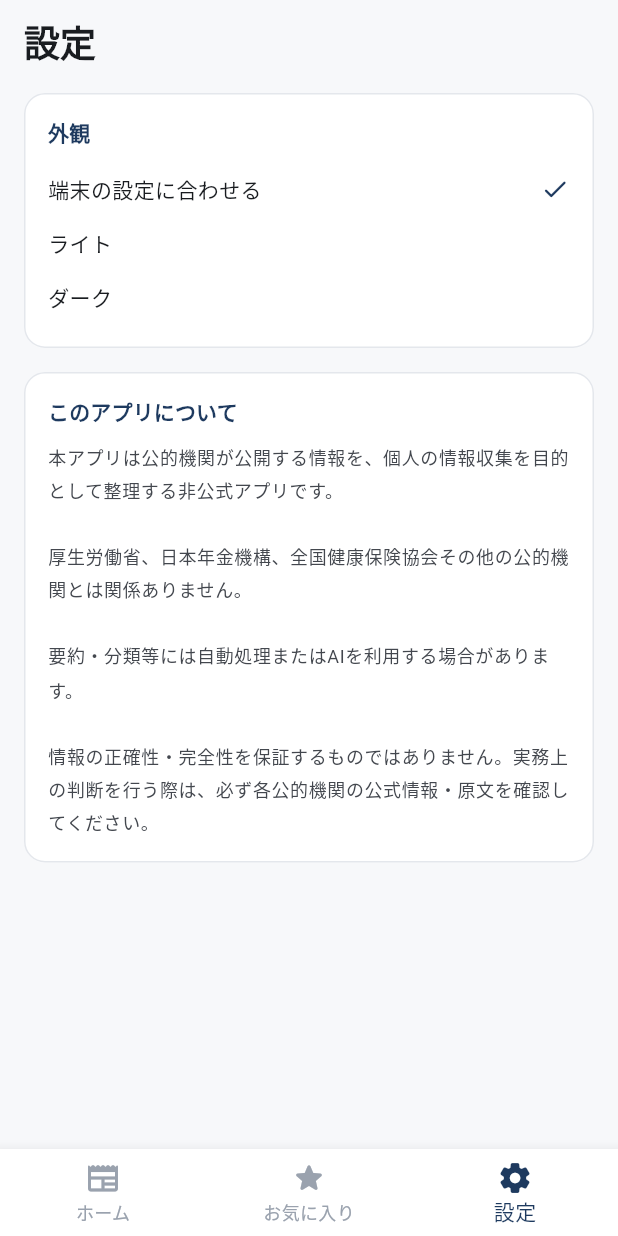
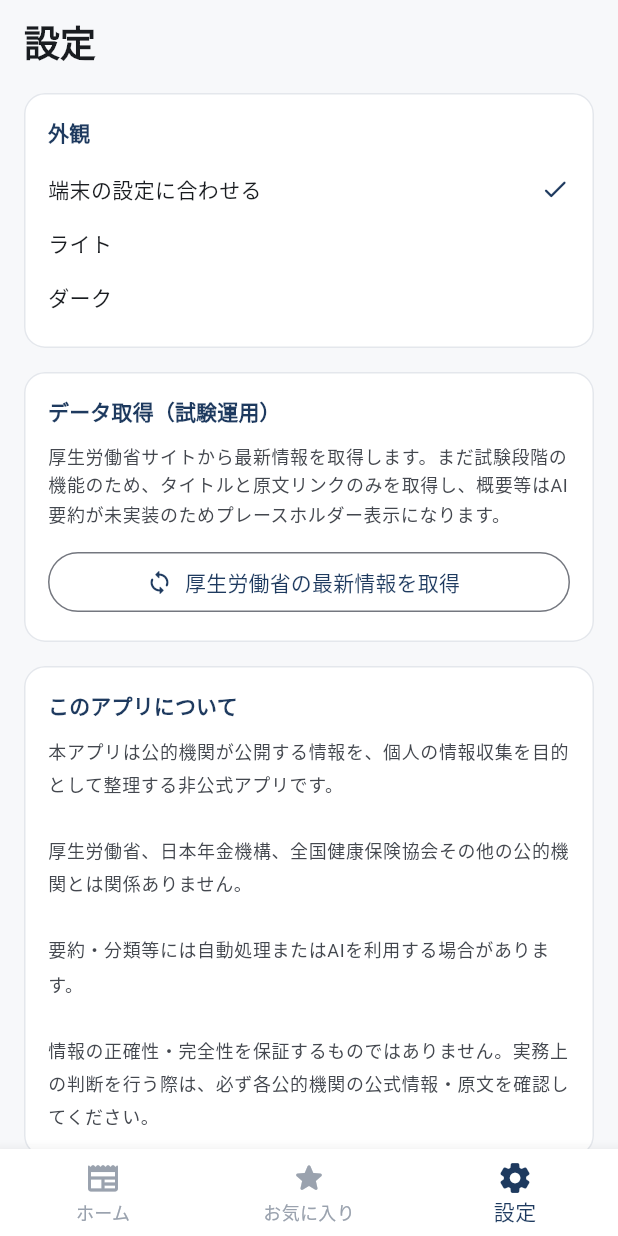
Before and after one commit to GiuocoPiano206905508310/claude.code.book.template, a Flutter app: the screen it shows after launch, item 3 of the bottom bar chosen, on a phone screen of 412 x 824 dp. Run offline on Flutter 3.47's test engine with Material 3 defaults, Android fonts, the phone set to English and light mode, and no system bars; our stand-ins replace sqflite; accounts and stored records are empty.

Commit message:
sharoushi_news: Phase 4 (first draft) — real MHLW fetch, no RSS
Adds a real (non-RSS) fetch pipeline for the MHLW site, matching the
Source -> Fetcher -> Parser -> ArticleCandidate layering from the spec:

- SourceConfig/ListingTarget for the 8 MHLW listing pages the user
  confirmed are reachable (new-info, shingi, and 6 topic pages), each
  tagged with a default category.
- NewsFetcher: plain HTTP GET with a descriptive User-Agent, no RSS/RDF
  anywhere in the request path.
- MhlwParser: extracts article links matching the real URL patterns the
  user shared (/stf/newpage_NNNNN.html, /stf/kaiken/daijin/xxx_xx.html,
  etc.), with a document-order walk that attaches the nearest preceding
  date heading to each link. Covered by a unit test against a synthetic
  HTML fixture modeled on the user's screenshot/links.
- NewsSyncService: fetches each listing page with a 2s delay between
  requests (low-frequency, manual-only for now), then upserts into
  LocalArticleRepository while preserving existing favorite/read state.
- Wired to a manual "厚生労働省の最新情報を取得" button in Settings
  (mobile/desktop only, hidden on web). Fetched articles get real
  canonicalUrl values (fixes the 404 issue) but no AI summary yet, so
  isAiGenerated is false and summary/practicalImpact/target are honest
  placeholders pointing at the source page.

IMPORTANT CAVEAT: this sandbox cannot reach mhlw.go.jp (network egress
blocked), so MhlwParser has not been run against the real live HTML —
only against a hand-built fixture. This needs to be validated on a real
device with real network access before relying on it.

Co-Authored-By: Claude Sonnet 5 <noreply@anthropic.com>
Claude-Session: https://claude.ai/code/session_01QCCp5pRVnR8Ry5H4j5sWvq

```diff
--- /dev/null
+++ b/sharoushi_news/lib/core/constants/source_config.dart
@@ -0,0 +1,73 @@
+import '../../models/article.dart';
+
+/// 取得元サイト1件分の設定（仕様: SourceConfig(id, name, baseUrl)）。
+class SourceConfig {
+  const SourceConfig({required this.id, required this.name, required this.baseUrl});
+
+  final String id;
+  final String name;
+  final String baseUrl;
+}
+
+/// 一覧ページ1件分の取得対象。同じサイトでも分野別に複数のURLを持つ場合、
+/// URLごとに対応するカテゴリーを固定しておくことで、AI要約（Phase 9〜）が
+/// 実装されるまでの間も、ある程度意味のあるカテゴリー分類ができるようにする。
+class ListingTarget {
+  const ListingTarget({required this.source, required this.url, required this.defaultCategory});
+
+  final SourceConfig source;
+  final String url;
+  final NewsCategory defaultCategory;
+}
+
+const mhlwSource = SourceConfig(
+  id: 'mhlw',
+  name: '厚生労働省',
+  baseUrl: 'https://www.mhlw.go.jp',
+);
+
+/// ユーザーから提供された、実際にアクセス可能な一覧ページ。
+/// 「新着情報」はジャンル横断のため、暫定的に法改正カテゴリーへ寄せている
+/// （個別記事のカテゴリー分類はPhase 9のAI要約実装時に精緻化する想定）。
+final List<ListingTarget> mhlwListingTargets = [
+  const ListingTarget(
+    source: mhlwSource,
+    url: 'https://www.mhlw.go.jp/stf/new-info/',
+    defaultCategory: NewsCategory.lawChange,
+  ),
+  const ListingTarget(
+    source: mhlwSource,
+    url: 'https://www.mhlw.go.jp/stf/new-info/shingi.html',
+    defaultCategory: NewsCategory.lawChange,
+  ),
+  const ListingTarget(
+    source: mhlwSource,
+    url: 'https://www.mhlw.go.jp/stf/seisakunitsuite/bunya/topics_150876_156.html',
+    defaultCategory: NewsCategory.employmentInsurance,
+  ),
+  const ListingTarget(
+    source: mhlwSource,
+    url: 'https://www.mhlw.go.jp/stf/seisakunitsuite/bunya/topics_150858_161_162.html',
+    defaultCategory: NewsCategory.labor,
+  ),
+  const ListingTarget(
+    source: mhlwSource,
+    url: 'https://www.mhlw.go.jp/stf/seisakunitsuite/bunya/topics_150860_166.html',
+    defaultCategory: NewsCategory.labor,
+  ),
+  const ListingTarget(
+    source: mhlwSource,
+    url: 'https://www.mhlw.go.jp/stf/seisakunitsuite/bunya/topics_150863_168_169.html',
+    defaultCategory: NewsCategory.labor,
+  ),
+  const ListingTarget(
+    source: mhlwSource,
+    url: 'https://www.mhlw.go.jp/stf/seisakunitsuite/bunya/topics_150865_1153_169.html',
+    defaultCategory: NewsCategory.labor,
+  ),
+  const ListingTarget(
+    source: mhlwSource,
+    url: 'https://www.mhlw.go.jp/stf/seisakunitsuite/bunya/topics_150867_1154_170.html',
+    defaultCategory: NewsCategory.pension,
+  ),
+];
--- a/sharoushi_news/lib/features/settings/settings_screen.dart
+++ b/sharoushi_news/lib/features/settings/settings_screen.dart
@@ -1,21 +1,35 @@
 import 'package:flutter/material.dart';
 
+import '../../services/news/news_sync_service.dart';
+
 /// 設定画面（仕様セクション20・21）。
-class SettingsScreen extends StatelessWidget {
+class SettingsScreen extends StatefulWidget {
   const SettingsScreen({
     super.key,
     required this.themeMode,
     required this.onThemeModeChanged,
+    this.newsSyncService,
   });
 
   final ThemeMode themeMode;
   final ValueChanged<ThemeMode> onThemeModeChanged;
+
+  /// Web版では常にnull（ローカルDBを使わないため）。
+  final NewsSyncService? newsSyncService;
 
   static const _disclaimer =
       '本アプリは公的機関が公開する情報を、個人の情報収集を目的として整理する非公式アプリです。\n\n'
       '厚生労働省、日本年金機構、全国健康保険協会その他の公的機関とは関係ありません。\n\n'
       '要約・分類等には自動処理またはAIを利用する場合があります。\n\n'
       '情報の正確性・完全性を保証するものではありません。実務上の判断を行う際は、必ず各公的機関の公式情報・原文を確認してください。';
+
+  @override
+  State<SettingsScreen> createState() => _SettingsScreenState();
+}
+
+class _SettingsScreenState extends State<SettingsScreen> {
+  bool _syncing = false;
+  String? _lastResultMessage;
 
   @override
   Widget build(BuildContext context) {
@@ -32,30 +46,87 @@ class SettingsScreen extends StatelessWidget {
               children: [
                 _ThemeOptionTile(
                   label: '端末の設定に合わせる',
-                  selected: themeMode == ThemeMode.system,
-                  onTap: () => onThemeModeChanged(ThemeMode.system),
+                  selected: widget.themeMode == ThemeMode.system,
+                  onTap: () => widget.onThemeModeChanged(ThemeMode.system),
                 ),
                 _ThemeOptionTile(
                   label: 'ライト',
-                  selected: themeMode == ThemeMode.light,
-                  onTap: () => onThemeModeChanged(ThemeMode.light),
+                  selected: widget.themeMode == ThemeMode.light,
+                  onTap: () => widget.onThemeModeChanged(ThemeMode.light),
                 ),
                 _ThemeOptionTile(
                   label: 'ダーク',
-                  selected: themeMode == ThemeMode.dark,
-                  onTap: () => onThemeModeChanged(ThemeMode.dark),
+                  selected: widget.themeMode == ThemeMode.dark,
+                  onTap: () => widget.onThemeModeChanged(ThemeMode.dark),
                 ),
               ],
             ),
           ),
+          if (widget.newsSyncService != null) ...[
+            const SizedBox(height: 16),
+            _SectionCard(
+              title: 'データ取得（試験運用）',
+              child: Column(
+                crossAxisAlignment: CrossAxisAlignment.start,
+                children: [
+                  Text(
+                    '厚生労働省サイトから最新情報を取得します。まだ試験段階の機能のため、'
+                    'タイトルと原文リンクのみを取得し、概要等はAI要約が未実装のためプレースホルダー表示になります。',
+                    style: theme.textTheme.bodySmall?.copyWith(color: theme.colorScheme.onSurfaceVariant, height: 1.6),
+                  ),
+                  const SizedBox(height: 12),
+                  SizedBox(
+                    width: double.infinity,
+                    child: OutlinedButton.icon(
+                      onPressed: _syncing ? null : _runSync,
+                      icon: _syncing
+                          ? const SizedBox(width: 16, height: 16, child: CircularProgressIndicator(strokeWidth: 2))
+                          : const Icon(Icons.sync_rounded, size: 18),
+                      label: Text(_syncing ? '取得中…' : '厚生労働省の最新情報を取得'),
+                    ),
+                  ),
+                  if (_lastResultMessage != null) ...[
+                    const SizedBox(height: 8),
+                    Text(_lastResultMessage!, style: theme.textTheme.bodySmall?.copyWith(color: theme.colorScheme.onSurfaceVariant)),
+                  ],
+                ],
+              ),
+            ),
+          ],
           const SizedBox(height: 16),
           _SectionCard(
             title: 'このアプリについて',
-            child: Text(_disclaimer, style: theme.textTheme.bodySmall?.copyWith(height: 1.8, color: theme.colorScheme.onSurfaceVariant)),
+            child: Text(
+              SettingsScreen._disclaimer,
+              style: theme.textTheme.bodySmall?.copyWith(height: 1.8, color: theme.colorScheme.onSurfaceVariant),
+            ),
           ),
         ],
       ),
     );
+  }
+
+  Future<void> _runSync() async {
+    final service = widget.newsSyncService;
+    if (service == null) return;
+    setState(() {
+      _syncing = true;
+      _lastResultMessage = null;
+    });
+    try {
+      final result = await service.syncMhlw();
+      if (!mounted) return;
+      setState(() {
+        _lastResultMessage = result.hasErrors
+            ? '${result.fetchedCount}件取得（うち新規${result.newCount}件）。一部のページ取得に失敗しました（${result.errors.length}件）。'
+            : '${result.fetchedCount}件取得しました（うち新規${result.newCount}件）。';
+      });
+    } catch (e) {
+      if (!mounted) return;
+      setState(() => _lastResultMessage = '取得に失敗しました: $e');
+    } finally {
+      if (mounted) setState(() => _syncing = false);
+    }
   }
 }
 
--- a/sharoushi_news/lib/main.dart
+++ b/sharoushi_news/lib/main.dart
@@ -8,10 +8,19 @@ import 'features/home/home_screen.dart';
 import 'features/settings/settings_screen.dart';
 import 'repositories/article_repository.dart';
 import 'repositories/local_article_repository.dart';
+import 'services/news/news_sync_service.dart';
 
 Future<void> main() async {
   WidgetsFlutterBinding.ensureInitialized();
-  runApp(SharoushiNewsApp(repository: await _buildRepository()));
+  final repository = await _buildRepository();
+  runApp(
+    SharoushiNewsApp(
+      repository: repository,
+      newsSyncService: repository is LocalArticleRepository
+          ? NewsSyncService(repository: repository)
+          : null,
+    ),
+  );
 }
 
 /// Web向けビルドはローカルDB（sqflite）を使わず、Phase 1〜2同様のインメモリ
@@ -24,10 +33,13 @@ Future<ArticleRepository> _buildRepository() async {
 
 /// アプリのルートウィジェット。
 /// [repository] は呼び出し側（main、またはテスト）が用意したものを注入する。
+/// [newsSyncService] はローカルDBを使うプラットフォーム（非Web）でのみ渡され、
+/// 設定画面の手動データ取得ボタンから使われる（Phase 4、初版・要実機確認）。
 class SharoushiNewsApp extends StatefulWidget {
-  const SharoushiNewsApp({super.key, required this.repository});
+  const SharoushiNewsApp({super.key, required this.repository, this.newsSyncService});
 
   final ArticleRepository repository;
+  final NewsSyncService? newsSyncService;
 
   @override
   State<SharoushiNewsApp> createState() => _SharoushiNewsAppState();
@@ -52,6 +64,7 @@ class _SharoushiNewsAppState extends State<SharoushiNewsApp> {
       themeMode: _themeMode,
       home: _RootShell(
         repository: widget.repository,
+        newsSyncService: widget.newsSyncService,
         themeMode: _themeMode,
         onThemeModeChanged: (mode) => setState(() => _themeMode = mode),
       ),
@@ -62,11 +75,13 @@ class _SharoushiNewsAppState extends State<SharoushiNewsApp> {
 class _RootShell extends StatefulWidget {
   const _RootShell({
     required this.repository,
+    this.newsSyncService,
     required this.themeMode,
     required this.onThemeModeChanged,
   });
 
   final ArticleRepository repository;
+  final NewsSyncService? newsSyncService;
   final ThemeMode themeMode;
   final ValueChanged<ThemeMode> onThemeModeChanged;
 
@@ -82,7 +97,11 @@ class _RootShellState extends State<_RootShell> {
     final screens = [
       HomeScreen(repository: widget.repository),
       FavoriteScreen(repository: widget.repository),
-      SettingsScreen(themeMode: widget.themeMode, onThemeModeChanged: widget.onThemeModeChanged),
+      SettingsScreen(
+        themeMode: widget.themeMode,
+        onThemeModeChanged: widget.onThemeModeChanged,
+        newsSyncService: widget.newsSyncService,
+      ),
     ];
     return Scaffold(
       body: IndexedStack(index: _tabIndex, children: screens),
--- /dev/null
+++ b/sharoushi_news/lib/models/article_candidate.dart
@@ -0,0 +1,16 @@
+/// 一覧ページのパース直後、まだ [Article] に整形される前の中間データ
+/// （仕様セクションのレイヤー構成: Fetcher→Parser→ArticleCandidate→…）。
+///
+/// タイトルとリンクのみが確実な情報で、概要・実務影響・重要ポイント等の
+/// 分析的なフィールドはAI要約（Phase 9〜）が実装されるまでは持たない。
+class ArticleCandidate {
+  const ArticleCandidate({
+    required this.title,
+    required this.url,
+    this.publishedAt,
+  });
+
+  final String title;
+  final String url;
+  final DateTime? publishedAt;
+}
--- /dev/null
+++ b/sharoushi_news/lib/services/news/news_fetcher.dart
@@ -0,0 +1,36 @@
+import 'package:http/http.dart' as http;
+
+import '../../core/network/news_fetch_exception.dart';
+import '../../models/article_candidate.dart';
+import '../parser/news_source_parser.dart';
+
+/// 1つの一覧ページを取得し、パーサーに渡すだけの単純なFetcher
+/// （仕様のレイヤー構成: Source→Fetcher→Parser→ArticleCandidate）。
+///
+/// アクセス頻度を抑えるためのリクエスト間隔の制御は、複数の一覧ページを
+/// 順に取得する呼び出し側（[NewsSyncService]）の責務とする。
+class NewsFetcher {
+  NewsFetcher({required this.parser, http.Client? client}) : _client = client ?? http.Client();
+
+  final NewsSourceParser parser;
+  final http.Client _client;
+
+  /// 取得元に「個人利用の非公式アプリからのアクセスである」ことが分かるように
+  /// 名乗るUser-Agent。RSSは一切使用せず、通常のWebページを都度HTTP GETする。
+  static const _userAgent = 'SharoushiNewsApp-Prototype/0.1 (individual use; not for redistribution)';
+
+  Future<List<ArticleCandidate>> fetchListing(String url) async {
+    final http.Response response;
+    try {
+      response = await _client
+          .get(Uri.parse(url), headers: const {'User-Agent': _userAgent})
+          .timeout(const Duration(seconds: 15));
+    } catch (e) {
+      throw NewsFetchException('$url の取得に失敗しました: $e');
+    }
+    if (response.statusCode != 200) {
+      throw NewsFetchException('$url が HTTP ${response.statusCode} を返しました');
+    }
+    return parser.parse(response.body, url);
+  }
+}
--- /dev/null
+++ b/sharoushi_news/lib/services/news/news_sync_service.dart
@@ -0,0 +1,74 @@
+import '../../core/constants/source_config.dart';
+import '../../models/article.dart';
+import '../../models/article_candidate.dart';
+import '../../repositories/local_article_repository.dart';
+import '../parser/mhlw_parser.dart';
+import 'news_fetcher.dart';
+
+class NewsSyncResult {
+  const NewsSyncResult({required this.newCount, required this.fetchedCount, required this.errors});
+
+  final int newCount;
+  final int fetchedCount;
+  final List<String> errors;
+
+  bool get hasErrors => errors.isNotEmpty;
+}
+
+/// 複数の一覧ページを順番に取得し、ローカルDBへ反映するオーケストレーター。
+///
+/// 「低頻度アクセス（1日数回程度）」の方針に沿うよう、ページ間には間隔を
+/// 空けてリクエストする。バックグラウンド自動実行は行わず、設定画面からの
+/// 手動実行のみに限定する（初版のため、実際の挙動をユーザー自身の端末で
+/// 確認してもらう必要があるため）。
+class NewsSyncService {
+  NewsSyncService({required this.repository, NewsFetcher? fetcher})
+    : _fetcher = fetcher ?? NewsFetcher(parser: MhlwParser());
+
+  final LocalArticleRepository repository;
+  final NewsFetcher _fetcher;
+
+  static const _delayBetweenRequests = Duration(seconds: 2);
+
+  Future<NewsSyncResult> syncMhlw() async {
+    final allArticles = <Article>[];
+    final errors = <String>[];
+
+    for (var i = 0; i < mhlwListingTargets.length; i++) {
+      final target = mhlwListingTargets[i];
+      try {
+        final candidates = await _fetcher.fetchListing(target.url);
+        allArticles.addAll(candidates.map((c) => _toArticle(c, target)));
+      } catch (e) {
+        errors.add(e.toString());
+      }
+      if (i != mhlwListingTargets.length - 1) {
+        await Future.delayed(_delayBetweenRequests);
+      }
+    }
+
+    final newCount = await repository.upsertFetched(allArticles);
+    return NewsSyncResult(newCount: newCount, fetchedCount: allArticles.length, errors: errors);
+  }
+
+  Article _toArticle(ArticleCandidate c, ListingTarget target) {
+    final now = DateTime.now();
+    return Article(
+      id: c.url,
+      title: c.title,
+      sourceName: target.source.name,
+      sourceUrl: target.source.baseUrl,
+      canonicalUrl: c.url,
+      publishedAt: c.publishedAt ?? now,
+      fetchedAt: now,
+      category: target.defaultCategory,
+      summary: 'この記事はタイトルのみ自動取得されています。詳細は「公式サイトで原文を見る」からご確認ください。',
+      practicalImpact: '実務への影響は原文をご確認ください。',
+      importantPoints: const [],
+      target: '原文をご確認ください。',
+      importance: 1,
+      contentHash: c.url,
+      isAiGenerated: false,
+    );
+  }
+}
--- a/sharoushi_news/lib/services/summarizer/article_summarizer.dart
+++ b/sharoushi_news/lib/services/summarizer/article_summarizer.dart
@@ -1,4 +1,4 @@
-import '../parser/news_source_parser.dart';
+import '../../models/article_candidate.dart';
 
 /// 記事候補から社労士向け要約を生成するインターフェース（仕様セクション8）。
 /// Phase 1〜2では抽象定義のみを置く。AI APIを使う実装は将来ここに追加する。
--- a/sharoushi_news/pubspec.yaml
+++ b/sharoushi_news/pubspec.yaml
@@ -37,6 +37,8 @@ dependencies:
   url_launcher: ^6.3.2
   sqflite: ^2.4.1
   path: ^1.9.1
+  http: ^1.2.2
+  html: ^0.15.4
 
 dev_dependencies:
   flutter_test:
```
Also changed, not shown: sharoushi_news/lib/core/network/news_fetch_exception.dart (added, +8 -0 lines), sharoushi_news/lib/repositories/local_article_repository.dart (+19 -0 lines), sharoushi_news/lib/services/parser/mhlw_parser.dart (added, +93 -0 lines), sharoushi_news/lib/services/parser/news_source_parser.dart (+6 -20 lines), sharoushi_news/pubspec.lock, 1 other file.
